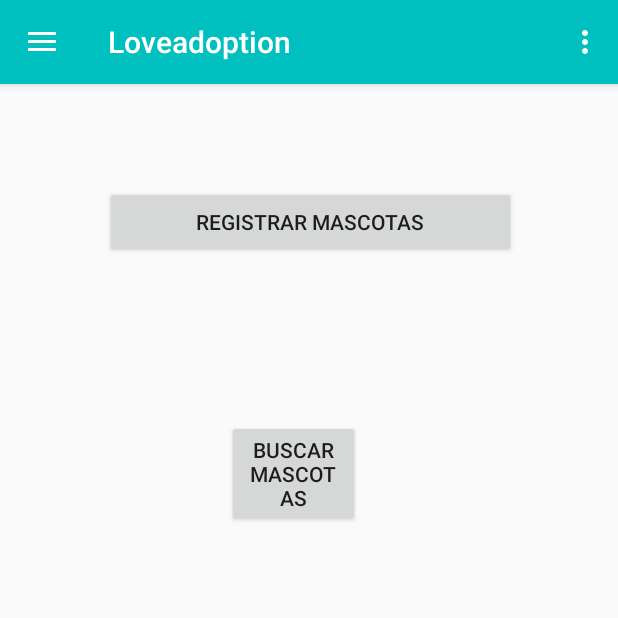
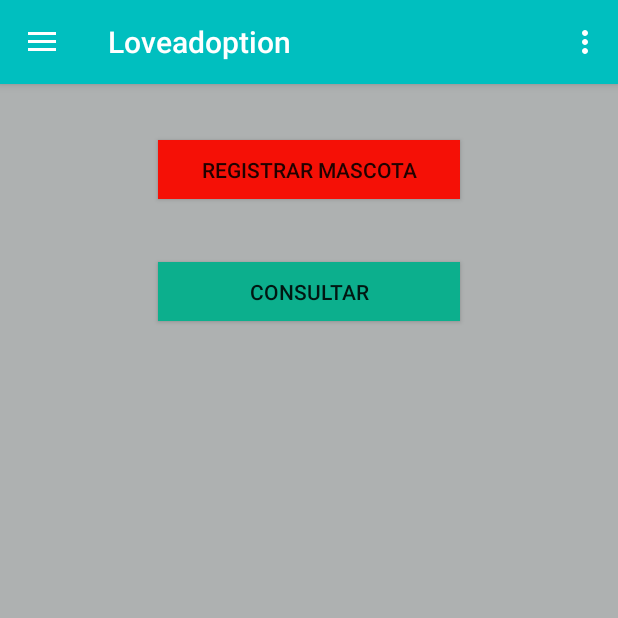
Before and after one commit to hexante/PetAdoption, an Android app: the InterfazPrincipal screen opened directly, with no data from a screen before it, on a phone screen of 412 x 824 dp, the top half of it. Run offline under Robolectric (Android 15) with nearby library versions, the phone set to English and light mode, and no system bars; our stand-ins replace Firebase (no records; nobody signed in at launch, a user with empty details on screens opened directly).

Commit message:
Integracion Fragment menu principal fundacion

```diff
--- /dev/null
+++ b/app/src/main/java/com/example/petadoption/AccoutActivity/Fragmentos/FragMenuFundacion.java
@@ -0,0 +1,92 @@
+package com.example.petadoption.AccoutActivity.Fragmentos;
+
+
+import android.app.AlertDialog;
+import android.content.DialogInterface;
+import android.os.Bundle;
+import android.support.v4.app.Fragment;
+import android.support.v4.app.FragmentManager;
+import android.view.LayoutInflater;
+import android.view.View;
+import android.view.ViewGroup;
+import android.widget.Button;
+import android.widget.Toast;
+
+import com.example.petadoption.R;
+
+/**
+ * A simple {@link Fragment} subclass.
+ */
+public class FragMenuFundacion extends Fragment {
+
+    private Button Consultar,Registrar;
+
+
+
+    public FragMenuFundacion() {
+        // Required empty public constructor
+    }
+
+
+    @Override
+    public View onCreateView(LayoutInflater inflater, ViewGroup container,
+                             Bundle savedInstanceState) {
+        // Inflate the layout for this fragment
+        View view = inflater.inflate(R.layout.fragment_frag_menu_fundacion, container, false);
+
+        Consultar = (Button) view.findViewById(R.id.BtnConsultar);
+        Registrar = (Button) view.findViewById(R.id.btnRegistrarMascotas);
+
+        Registrar.setOnClickListener(new View.OnClickListener() {
+            @Override
+            public void onClick(View v) {
+               CargarFragmentos(new FragReMascota());
+            }
+        });
+
+
+        Consultar.setOnClickListener(new View.OnClickListener() {
+            @Override
+            public void onClick(View v) {
+                final CharSequence[] items = { "Buscar Mascota", "Solicitudes Adopcion"};
+
+                AlertDialog.Builder builder = new AlertDialog.Builder(getActivity());
+                builder.setTitle("Que deseas consultar");
+                builder.setItems(items, new DialogInterface.OnClickListener() {
+                    public void onClick(DialogInterface dialog, int item) {
+
+                        // will toast your selection
+                       //showToast("Name: " + items[item]);
+                        if(items[item].equals("Buscar Mascota")){
+                            CargarFragmentos(new FragReMascota());
+                        }
+                        if(items[item].equals("Solicitudes adopcion")){
+                            CargarFragmentos(new FragReMascota());
+                        }
+                        dialog.dismiss();
+
+                    }
+                }).show();
+            }
+        });
+
+
+
+
+
+
+
+
+
+        return view;
+    }
+
+    private void CargarFragmentos(Fragment fragmento) {
+
+        FragmentManager manager = getFragmentManager();
+
+        manager.beginTransaction().replace(R.id.contenedorFragmento, fragmento).commit();
+    }
+
+
+}
--- a/app/src/main/java/com/example/petadoption/AccoutActivity/InterfazPrincipal.java
+++ b/app/src/main/java/com/example/petadoption/AccoutActivity/InterfazPrincipal.java
@@ -1,12 +1,11 @@
 package com.example.petadoption.AccoutActivity;
 
-import android.content.Intent;
 import android.os.Bundle;
-import android.support.annotation.NonNull;
 import android.support.design.widget.FloatingActionButton;
 import android.support.design.widget.Snackbar;
 import android.support.v4.app.Fragment;
 import android.support.v4.app.FragmentManager;
+import android.util.Log;
 import android.view.View;
 import android.support.design.widget.NavigationView;
 import android.support.v4.view.GravityCompat;
@@ -16,20 +15,20 @@ import android.support.v7.app.AppCompatActivity;
 import android.support.v7.widget.Toolbar;
 import android.view.Menu;
 import android.view.MenuItem;
-import android.widget.Button;
 
+import com.example.petadoption.AccoutActivity.Fragmentos.FragMenuFundacion;
 import com.example.petadoption.AccoutActivity.Fragmentos.FragReMascota;
-import com.example.petadoption.MainActivity;
 import com.example.petadoption.R;
-import com.google.firebase.auth.FirebaseAuth;
-import com.google.firebase.auth.FirebaseUser;
+import com.example.petadoption.UsuariosApp;
+import com.google.firebase.database.DatabaseReference;
+import com.google.firebase.database.FirebaseDatabase;
+import com.google.firebase.database.DataSnapshot;
+import com.google.firebase.database.DatabaseError;
+import com.google.firebase.database.GenericTypeIndicator;
+import com.google.firebase.database.ValueEventListener;
 
 public class InterfazPrincipal extends AppCompatActivity
         implements NavigationView.OnNavigationItemSelectedListener {
-
-
-    private Button RegistrarM,BuscarM;
-    private FirebaseAuth auth;
 
     @Override
     protected void onCreate(Bundle savedInstanceState) {
@@ -38,20 +37,8 @@ public class InterfazPrincipal extends AppCompatActivity
         Toolbar toolbar = (Toolbar) findViewById(R.id.toolbar);
         setSupportActionBar(toolbar);
 
-        RegistrarM = (Button) findViewById(R.id.RegistrarMascotas);
-        BuscarM = (Button) findViewById(R.id.BuscarMascotas);
-
-
-        RegistrarM.setOnClickListener(new View.OnClickListener() {
-            @Override
-            public void onClick(View v) {
-                CargarFragmentos(new FragReMascota());
-                RegistrarM.setVisibility(View.INVISIBLE);
-                BuscarM.setVisibility(View.INVISIBLE);
-
-           }
-        });
-
+        FragmentManager fragmentManager = getSupportFragmentManager();
+        fragmentManager.beginTransaction().replace(R.id.contenedorFragmento,new FragMenuFundacion()).commit();
 
 
         DrawerLayout drawer = (DrawerLayout) findViewById(R.id.drawer_layout);
@@ -89,10 +76,7 @@ public class InterfazPrincipal extends AppCompatActivity
         int id = item.getItemId();
 
         //noinspection SimplifiableIfStatement
-        if (id == R.id.Desconectar) {
-            FirebaseAuth.getInstance().signOut();
-            startActivity(new Intent(InterfazPrincipal.this, InicioActivity.class));
-            finish();
+        if (id == R.id.action_settings) {
             return true;
         }
 
@@ -106,8 +90,9 @@ public class InterfazPrincipal extends AppCompatActivity
         int id = item.getItemId();
 
         if (id == R.id.nav_camera) {
+            CargarFragmentos(new FragReMascota());
+        } else if (id == R.id.nav_gallery) {
 
-        } else if (id == R.id.nav_gallery) {
 
         } else if (id == R.id.nav_slideshow) {
 
@@ -124,13 +109,14 @@ public class InterfazPrincipal extends AppCompatActivity
         return true;
     }
 
-    private void CargarFragmentos(Fragment fragmento){
+    private void CargarFragmentos(Fragment fragmento) {
 
         FragmentManager manager = getSupportFragmentManager();
 
-        manager.beginTransaction().replace(R.id.contenedorFragmento,fragmento).commit();
+        manager.beginTransaction().replace(R.id.contenedorFragmento, fragmento).commit();
     }
 
+    //***Traer Correo Y nombre de la base de datos****
 
 
 
--- a/app/src/main/res/layout/app_bar_interfaz_principal.xml
+++ b/app/src/main/res/layout/app_bar_interfaz_principal.xml
@@ -10,19 +10,7 @@
         android:layout_width="match_parent"
         android:layout_height="match_parent">
 
-        <Button
-            android:id="@+id/RegistrarMascotas"
-            android:layout_width="274dp"
-            android:layout_height="wrap_content"
-            android:layout_marginStart="70dp"
-            android:layout_marginLeft="70dp"
-            android:layout_marginTop="124dp"
-            android:layout_marginEnd="67dp"
-            android:layout_marginRight="67dp"
-            android:layout_marginBottom="503dp"
-            android:text="@string/RegistrarMascotas" />
-
-        <android.support.design.widget.AppBarLayout
+           <android.support.design.widget.AppBarLayout
             android:id="@+id/ToolbarView"
             android:layout_width="match_parent"
             android:layout_height="wrap_content"
@@ -43,20 +31,7 @@
             android:layout_width="match_parent"
             android:layout_height="match_parent"
             android:layout_below="@+id/ToolbarView"
-            android:layout_marginTop="0dp">
-
-            <Button
-                android:id="@+id/BuscarMascotas"
-                android:layout_width="wrap_content"
-                android:layout_height="wrap_content"
-                android:layout_marginStart="151dp"
-                android:layout_marginLeft="151dp"
-                android:layout_marginTop="224dp"
-                android:layout_marginEnd="172dp"
-                android:layout_marginRight="172dp"
-                android:layout_marginBottom="459dp"
-                android:text="@string/BuscarMascotas" />
-        </RelativeLayout>
+            android:layout_marginTop="0dp"/>
 
 
     </RelativeLayout>
--- /dev/null
+++ b/app/src/main/res/layout/fragment_frag_menu_fundacion.xml
@@ -0,0 +1,50 @@
+<?xml version="1.0" encoding="utf-8"?>
+<FrameLayout xmlns:android="http://schemas.android.com/apk/res/android"
+    xmlns:app="http://schemas.android.com/apk/res-auto"
+    xmlns:tools="http://schemas.android.com/tools"
+    android:layout_width="match_parent"
+    android:layout_height="match_parent"
+    tools:context=".AccoutActivity.Fragmentos.FragMenuFundacion">
+
+    <android.support.constraint.ConstraintLayout
+        android:layout_width="match_parent"
+        android:layout_height="match_parent"
+        android:background="@color/colorPrimaryDark">
+
+        <Button
+            android:id="@+id/btnRegistrarMascotas"
+            android:layout_width="201dp"
+            android:layout_height="39dp"
+            android:layout_marginStart="8dp"
+            android:layout_marginLeft="8dp"
+            android:layout_marginTop="8dp"
+            android:layout_marginEnd="8dp"
+            android:layout_marginRight="8dp"
+            android:layout_marginBottom="8dp"
+            android:background="@color/btn_logut_bg"
+            android:text="Registrar Mascota"
+            app:layout_constraintBottom_toBottomOf="parent"
+            app:layout_constraintEnd_toEndOf="parent"
+            app:layout_constraintStart_toStartOf="parent"
+            app:layout_constraintTop_toTopOf="parent"
+            app:layout_constraintVertical_bias="0.041" />
+
+        <Button
+            android:id="@+id/BtnConsultar"
+            android:layout_width="201dp"
+            android:layout_height="39dp"
+            android:layout_marginStart="8dp"
+            android:layout_marginLeft="8dp"
+            android:layout_marginTop="8dp"
+            android:layout_marginEnd="8dp"
+            android:layout_marginRight="8dp"
+            android:layout_marginBottom="8dp"
+            android:background="@color/colorAccent"
+            android:text="Consultar"
+            app:layout_constraintBottom_toBottomOf="parent"
+            app:layout_constraintEnd_toEndOf="parent"
+            app:layout_constraintStart_toStartOf="parent"
+            app:layout_constraintTop_toTopOf="parent"
+            app:layout_constraintVertical_bias="0.155" />
+    </android.support.constraint.ConstraintLayout>
+</FrameLayout>
--- a/app/src/main/res/values/colors.xml
+++ b/app/src/main/res/values/colors.xml
@@ -4,9 +4,9 @@
     <color name="colorPrimaryDark">#AEB1B1</color>
     <color name="colorAccent">#0CAF8D</color>
 
-    <color name="bg_login">#26ae90</color>
+    <color name="bg_login">#73E5CB</color>
     <color name="bg_regster">#2e3237</color>
-    <color name="bg_main">#428bca</color>
+    <color name="bg_main">#6CAEE7</color>
     <color name="white">#FFFFFF</color>
     <color name="input_login">#222222</color>
     <color name="inpunt_login_hint">#999999</color>
@@ -15,5 +15,5 @@
     <color name="btn_login">#26ae90</color>
     <color name="btn_login_bg">#eceef1</color>
     <color name="lbl_name">#333333</color>
-    <color name="btn_logut_bg">#FF6861</color>
+    <color name="btn_logut_bg">#F51006</color>
 </resources>
```
Also changed, not shown: app/src/main/java/com/example/petadoption/AccoutActivity/Fragmentos/FragReMascota.java (+10 -2 lines), app/src/main/java/com/example/petadoption/DatosUsuario.java (+20 -70 lines), app/src/main/res/layout/fragment_frag_re_mascota.xml (+5 -20 lines), 1 other file.
